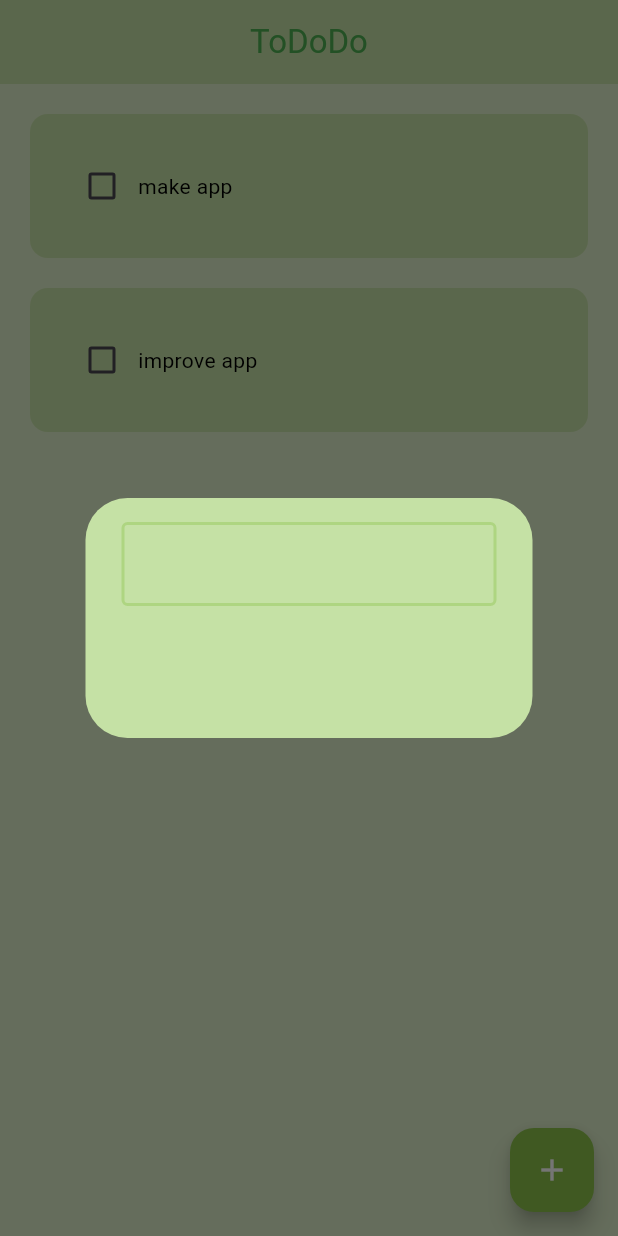
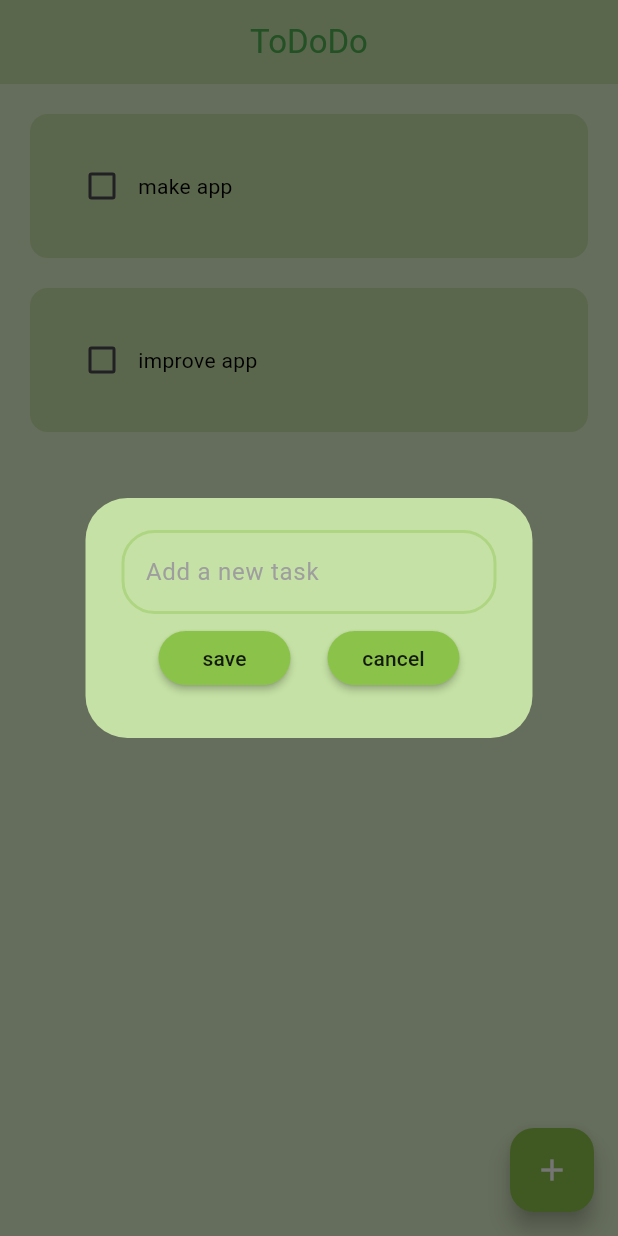
Before and after one commit to agn0st0s/ToDoDo, a Flutter app: the screen it shows after launch, after a tap on the "add" icon, on a phone screen of 412 x 824 dp. Run offline on Flutter 3.47's test engine with Material 3 defaults, Android fonts, the phone set to English and light mode, and no system bars.

Commit message:
dialog box improvments

```diff
--- a/lib/main.dart
+++ b/lib/main.dart
@@ -15,7 +15,7 @@ class MyApp extends StatelessWidget {
       debugShowCheckedModeBanner: false,
       title: '',
       theme: ThemeData(
-        primarySwatch: Colors.green,
+        primaryColor: Colors.lightGreen,
         useMaterial3: true,
       ),
       home:HomePage()
--- a/lib/utilities/dialog_box.dart
+++ b/lib/utilities/dialog_box.dart
@@ -1,4 +1,7 @@
+import 'dart:ui';
+
 import 'package:flutter/material.dart';
+import 'package:tododo/utilities/my_button.dart';
 
 class DialogBox extends StatelessWidget {
   const DialogBox({super.key});
@@ -10,21 +13,33 @@ class DialogBox extends StatelessWidget {
       content: Container(
         height: 120,
         width: 250,
-        child:  Column(
+        child: Column(
+          mainAxisAlignment: MainAxisAlignment.spaceEvenly,
           children: [
             // user ip
             TextField(
-              cursorColor: Colors.black,
+              cursorColor: Colors.green,
               decoration: InputDecoration(
+                hintText: "Add a new task",
+                hintStyle: TextStyle(color: Colors.grey),
                 focusedBorder: OutlineInputBorder(
-                  borderSide: BorderSide(color: Colors.lightGreen, width: 2),
+                  borderSide: BorderSide(color: Colors.lightGreen, width: 2,),
+                  borderRadius: BorderRadius.circular(22),
                 ),
-                 enabledBorder: OutlineInputBorder(
-            borderSide: BorderSide(color: Colors.lightGreen.shade300, width: 2.0),
-          ),
+                enabledBorder: OutlineInputBorder(
+                  borderSide:
+                      BorderSide(color: Colors.lightGreen.shade300, width: 2),
+                  borderRadius: BorderRadius.circular(22),
+                ),
               ),
             ),
-            // others
+            //buttons
+            Row(
+              mainAxisAlignment: MainAxisAlignment.spaceEvenly,
+              children: [
+              MyButton(text: "save", onPressed:(){}),
+              MyButton(text: "cancel", onPressed:(){}),
+            ],)
           ],
         ),
       ),
--- /dev/null
+++ b/lib/utilities/my_button.dart
@@ -0,0 +1,23 @@
+import 'package:flutter/material.dart';
+
+class MyButton extends StatelessWidget {
+  final String text;
+  VoidCallback onPressed;
+  MyButton({
+    super.key,
+    required this.text,
+    required this.onPressed,
+  });
+
+  @override
+  Widget build(BuildContext context) {
+    return MaterialButton(
+      onPressed: onPressed,
+      color: Theme.of(context).primaryColor,
+      shape: RoundedRectangleBorder(
+        borderRadius: BorderRadius.circular(22)
+      ),
+      child: Text(text),
+    );
+  }
+}
```
Also changed, not shown: lib/utilities/todo_tile.dart (+9 -6 lines).
